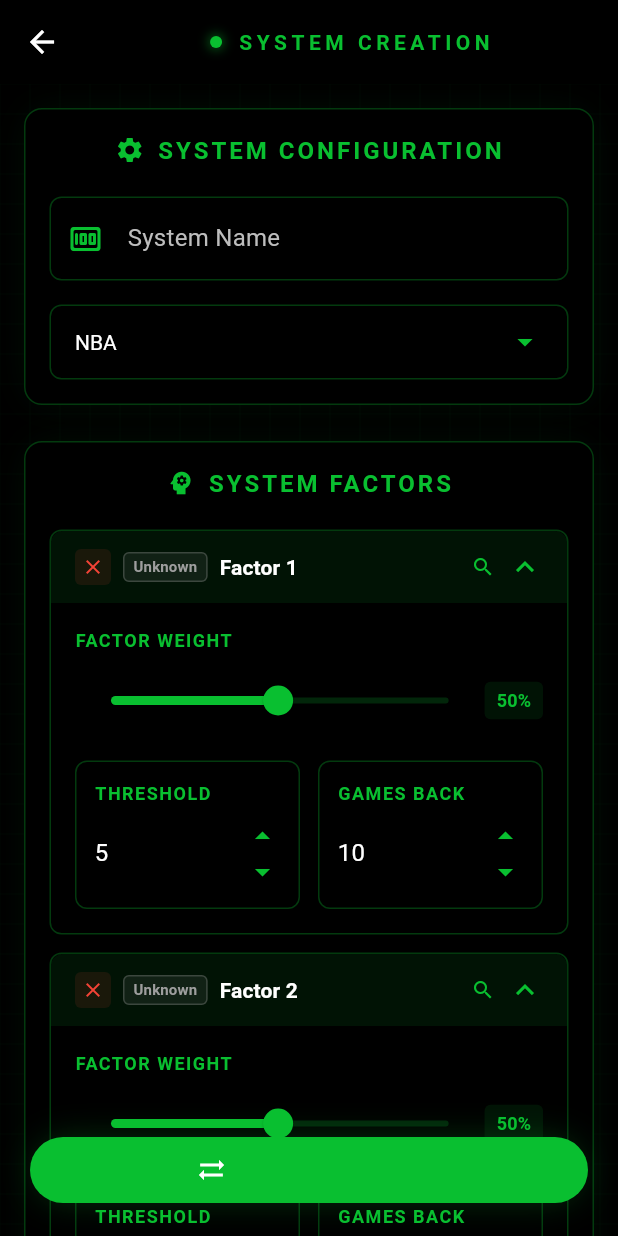
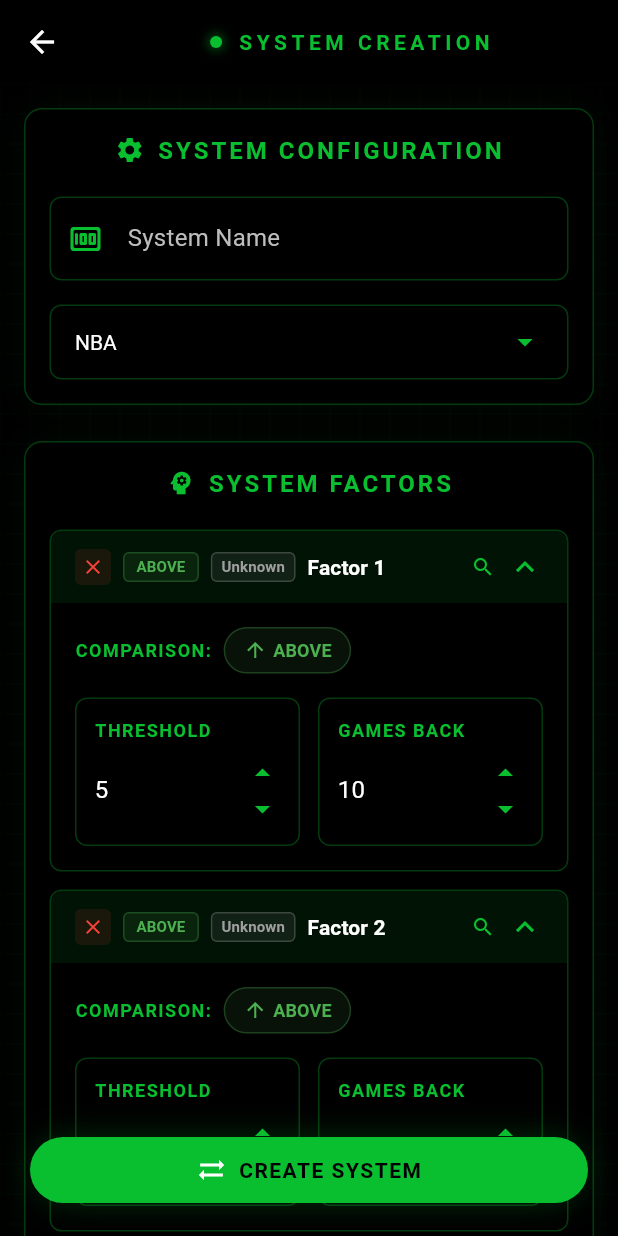
Before and after one commit to jwgillispie/sysan, a Flutter app: the _SystemCreationView screen opened directly, on a phone screen of 412 x 824 dp. Run offline on Flutter 3.47's test engine with Material 3 defaults, Android fonts, the phone set to English and light mode, and no system bars; our stand-ins replace bloc, cloud_firestore, equatable, firebase_core, fl_chart, flutter_bloc and 5 more; accounts and stored records are empty; network calls fail.

Commit message:
showing plus or minus on threshold

```diff
--- a/upsilon_sa/lib/features/systems_creation/bloc/system_creation_bloc.dart
+++ b/upsilon_sa/lib/features/systems_creation/bloc/system_creation_bloc.dart
@@ -4,7 +4,6 @@ import 'package:flutter_bloc/flutter_bloc.dart';
 import 'package:upsilon_sa/features/systems_creation/bloc/system_creation_event.dart';
 import 'package:upsilon_sa/features/systems_creation/bloc/system_creation_state.dart';
 import '../models/factor_model.dart';
-
 
 class SystemsCreationBloc
     extends Bloc<SystemsCreationEvent, SystemsCreationState> {
@@ -21,6 +20,7 @@ class SystemsCreationBloc
     on<UpdateFactorName>(_onUpdateFactorName); // Add the new event handler
     on<CreateSystem>(_onCreateSystem);
     on<TestSystem>(_onTestSystem);
+    on<ToggleFactorThresholdDirection>(_onToggleThresholdDirection);
 
     // Initialize with default factors
     add(const AddFactor());
@@ -36,8 +36,7 @@ class SystemsCreationBloc
     emit(state.copyWith(selectedSport: event.sport));
   }
 
-  void _onPropSelected(
-      PropSelected event, Emitter<SystemsCreationState> emit) {
+  void _onPropSelected(PropSelected event, Emitter<SystemsCreationState> emit) {
     emit(state.copyWith(selectedPropId: event.propId));
   }
 
@@ -52,8 +51,7 @@ class SystemsCreationBloc
     emit(state.copyWith(factors: factors));
   }
 
-  void _onRemoveFactor(
-      RemoveFactor event, Emitter<SystemsCreationState> emit) {
+  void _onRemoveFactor(RemoveFactor event, Emitter<SystemsCreationState> emit) {
     final factors = List<Factor>.from(state.factors);
     factors.removeWhere((factor) => factor.id == event.factorId);
     emit(state.copyWith(factors: factors));
@@ -64,7 +62,8 @@ class SystemsCreationBloc
     final factors = List<Factor>.from(state.factors);
     final index = factors.indexWhere((factor) => factor.id == event.factorId);
     if (index != -1) {
-      factors[index] = factors[index].copyWith(expanded: !factors[index].expanded);
+      factors[index] =
+          factors[index].copyWith(expanded: !factors[index].expanded);
       emit(state.copyWith(factors: factors));
     }
   }
@@ -113,8 +112,19 @@ void _onUpdateFactorName(
     }
   }
 
-  void _onCreateSystem(
-      CreateSystem event, Emitter<SystemsCreationState> emit) {
+  void _onToggleThresholdDirection(ToggleFactorThresholdDirection event,
+      Emitter<SystemsCreationState> emit) {
+    final factors = List<Factor>.from(state.factors);
+    final index = factors.indexWhere((f) => f.id == event.factorId);
+    if (index != -1) {
+      factors[index] = factors[index].copyWith(
+        isAboveThreshold: !factors[index].isAboveThreshold,
+      );
+      emit(state.copyWith(factors: factors));
+    }
+  }
+
+  void _onCreateSystem(CreateSystem event, Emitter<SystemsCreationState> emit) {
     // In a real implementation, you would save the system to a repository or API
     emit(state.copyWith(status: SystemsCreationStatus.loading));
 
@@ -137,7 +147,8 @@ void _onUpdateFactorName(
 
     // Simple algorithm: average of all factor weights
     if (state.factors.isNotEmpty) {
-      double total = state.factors.fold(0.0, (sum, factor) => sum + factor.weight);
+      double total =
+          state.factors.fold(0.0, (sum, factor) => sum + factor.weight);
       confidence = total / state.factors.length;
     }
 
--- a/upsilon_sa/lib/features/systems_creation/bloc/system_creation_event.dart
+++ b/upsilon_sa/lib/features/systems_creation/bloc/system_creation_event.dart
@@ -89,6 +89,12 @@ class UpdateFactorGamesBack extends SystemsCreationEvent {
   List<Object?> get props => [factorId, gamesBack];
 }
 
+class ToggleFactorThresholdDirection extends SystemsCreationEvent {
+  final int factorId;
+  const ToggleFactorThresholdDirection(this.factorId);
+  @override List<Object?> get props => [factorId];
+}
+
 // New event for updating factor name
 class UpdateFactorName extends SystemsCreationEvent {
   final int factorId;
--- a/upsilon_sa/lib/features/systems_creation/models/factor_model.dart
+++ b/upsilon_sa/lib/features/systems_creation/models/factor_model.dart
@@ -8,6 +8,7 @@ class Factor {
   final double weight;
   final int threshold;
   final int gamesBack;
+  final bool isAboveThreshold; // Default to above
 
   const Factor({
     required this.id,
@@ -18,6 +19,7 @@ class Factor {
     this.weight = 50.0,
     this.threshold = 5,
     this.gamesBack = 10,
+    this.isAboveThreshold = true
   });
 
   Factor copyWith({
@@ -29,6 +31,7 @@ class Factor {
     double? weight,
     int? threshold,
     int? gamesBack,
+    bool? isAboveThreshold,
   }) {
     return Factor(
       id: id ?? this.id,
@@ -39,6 +42,7 @@ class Factor {
       weight: weight ?? this.weight,
       threshold: threshold ?? this.threshold,
       gamesBack: gamesBack ?? this.gamesBack,
+      isAboveThreshold: isAboveThreshold ?? this.isAboveThreshold
     );
   }
 
--- a/upsilon_sa/lib/features/systems_creation/ui/systems_creation_page.dart
+++ b/upsilon_sa/lib/features/systems_creation/ui/systems_creation_page.dart
@@ -503,6 +503,8 @@ Widget _buildFactorCard(BuildContext context, Factor factor) {
   }
 
   final categoryColor = _getCategoryColor(currentCategory);
+  final thresholdDirection = factor.isAboveThreshold ? 'ABOVE' : 'BELOW';
+  final directionColor = factor.isAboveThreshold ? Colors.green : Colors.red;
 
   return Container(
     margin: const EdgeInsets.only(bottom: 12),
@@ -530,9 +532,7 @@ Widget _buildFactorCard(BuildContext context, Factor factor) {
               // Remove button
               GestureDetector(
                 onTap: () {
-                  context
-                      .read<SystemsCreationBloc>()
-                      .add(RemoveFactor(factor.id));
+                  context.read<SystemsCreationBloc>().add(RemoveFactor(factor.id));
                 },
                 child: Container(
                   padding: const EdgeInsets.all(4),
@@ -544,6 +544,27 @@ Widget _buildFactorCard(BuildContext context, Factor factor) {
                     Icons.close,
                     color: Colors.red,
                     size: 16,
+                  ),
+                ),
+              ),
+              const SizedBox(width: 8),
+
+              // Threshold direction indicator (new)
+              Container(
+                padding: const EdgeInsets.symmetric(horizontal: 8, vertical: 2),
+                decoration: BoxDecoration(
+                  color: directionColor.withOpacity(0.1),
+                  borderRadius: BorderRadius.circular(4),
+                  border: Border.all(
+                    color: directionColor.withOpacity(0.3),
+                  ),
+                ),
+                child: Text(
+                  thresholdDirection,
+                  style: TextStyle(
+                    color: directionColor,
+                    fontSize: 10,
+                    fontWeight: FontWeight.bold,
                   ),
                 ),
               ),
@@ -613,9 +634,7 @@ Widget _buildFactorCard(BuildContext context, Factor factor) {
               const SizedBox(width: 8),
               GestureDetector(
                 onTap: () {
-                  context
-                      .read<SystemsCreationBloc>()
-                      .add(ToggleFactorExpansion(factor.id));
+                  context.read<SystemsCreationBloc>().add(ToggleFactorExpansion(factor.id));
                 },
                 child: Icon(
                   factor.expanded ? Icons.keyboard_arrow_up : Icons.keyboard_arrow_down,
@@ -626,15 +645,18 @@ Widget _buildFactorCard(BuildContext context, Factor factor) {
           ),
         ),
 
-        // Expanded content - only visible if expanded
+        // Expanded content
         if (factor.expanded)
           Container(
             padding: const EdgeInsets.all(16),
             child: Column(
               crossAxisAlignment: CrossAxisAlignment.start,
               children: [
+                // Threshold direction toggle (new)
+                Row(
+                  children: [
                     Text(
-                  'FACTOR WEIGHT',
+                      'COMPARISON:',
                       style: TextStyle(
                         color: primaryColor,
                         fontSize: 12,
@@ -642,48 +664,50 @@ Widget _buildFactorCard(BuildContext context, Factor factor) {
                         letterSpacing: 1,
                       ),
                     ),
-                const SizedBox(height: 8),
-                Row(
-                  children: [
-                    Expanded(
-                      child: SliderTheme(
-                        data: SliderThemeData(
-                          activeTrackColor: primaryColor,
-                          inactiveTrackColor: primaryColor.withOpacity(0.2),
-                          thumbColor: primaryColor,
-                          overlayColor: primaryColor.withOpacity(0.1),
-                        ),
-                        child: Slider(
-                          value: factor.weight,
-                          min: 1,
-                          max: 100,
-                          divisions: 99,
-                          onChanged: (value) {
-                            context
-                                .read<SystemsCreationBloc>()
-                                .add(UpdateFactorWeight(factor.id, value));
+                    const SizedBox(width: 8),
+                    GestureDetector(
+                      onTap: () {
+                        context.read<SystemsCreationBloc>().add(
+                          ToggleFactorThresholdDirection(factor.id),
+                        );
                       },
+                      child: Container(
+                        padding: const EdgeInsets.symmetric(horizontal: 12, vertical: 6),
+                        decoration: BoxDecoration(
+                          color: directionColor.withOpacity(0.1),
+                          borderRadius: BorderRadius.circular(20),
+                          border: Border.all(
+                            color: directionColor.withOpacity(0.3),
                           ),
                         ),
+                        child: Row(
+                          mainAxisSize: MainAxisSize.min,
+                          children: [
+                            Icon(
+                              factor.isAboveThreshold
+                                ? Icons.arrow_upward
+                                : Icons.arrow_downward,
+                              color: directionColor,
+                              size: 16,
                             ),
-                    Container(
-                      padding: const EdgeInsets.symmetric(horizontal: 8, vertical: 4),
-                      decoration: BoxDecoration(
-                        color: primaryColor.withOpacity(0.1),
-                        borderRadius: BorderRadius.circular(4),
+                            const SizedBox(width: 4),
+                            Text(
+                              thresholdDirection,
+                              style: TextStyle(
+                                color: directionColor,
+                                fontWeight: FontWeight.bold,
+                                fontSize: 12,
                               ),
-                      child: Text(
-                        '${factor.weight.toInt()}%',
-                        style: TextStyle(
-                          color: primaryColor,
-                          fontSize: 12,
-                          fontWeight: FontWeight.bold,
+                            ),
+                          ],
                         ),
                       ),
                     ),
                   ],
                 ),
                 const SizedBox(height: 16),
+
+                // Threshold and Games Back inputs
                 Row(
                   children: [
                     Expanded(
@@ -692,11 +716,11 @@ Widget _buildFactorCard(BuildContext context, Factor factor) {
                         label: 'THRESHOLD',
                         value: factor.threshold,
                         onChanged: (value) {
-                          context
-                              .read<SystemsCreationBloc>()
-                              .add(UpdateFactorThreshold(factor.id, value));
+                          context.read<SystemsCreationBloc>().add(
+                            UpdateFactorThreshold(factor.id, value),
+                          );
                         },
-                        unit: currentUnit, // Only show unit for threshold
+                        unit: currentUnit,
                       ),
                     ),
                     const SizedBox(width: 12),
@@ -706,11 +730,10 @@ Widget _buildFactorCard(BuildContext context, Factor factor) {
                         label: 'GAMES BACK',
                         value: factor.gamesBack,
                         onChanged: (value) {
-                          context
-                              .read<SystemsCreationBloc>()
-                              .add(UpdateFactorGamesBack(factor.id, value));
+                          context.read<SystemsCreationBloc>().add(
+                            UpdateFactorGamesBack(factor.id, value),
+                          );
                         },
-                        // No unit for games back
                       ),
                     ),
                   ],
@@ -821,6 +844,7 @@ Widget _buildFactorCard(BuildContext context, Factor factor) {
       ),
     );
   }
+
   void _showFactorSelectorForFactor(
       BuildContext context, Factor currentFactor) {
     final primaryColor = Theme.of(context).colorScheme.primary;
@@ -1146,11 +1170,14 @@ Widget _buildFactorCard(BuildContext context, Factor factor) {
 
   Widget _buildCreateButton(BuildContext context, SystemsCreationState state) {
     final primaryColor = Theme.of(context).colorScheme.primary;
+    final mediaQuery = MediaQuery.of(context);
+    final bottomPadding = mediaQuery.padding.bottom;
 
     return Positioned(
-      bottom: 20,
+      bottom: 20 +
+          bottomPadding, // Add bottom padding to account for navigation bar
+      left: 20,
       right: 20,
-      left: 20,
       child: GlowingActionButton(
         onPressed: () {
           context.read<SystemsCreationBloc>().add(const CreateSystem());
@@ -1158,7 +1185,7 @@ Widget _buildFactorCard(BuildContext context, Factor factor) {
         child: Row(
           mainAxisSize: MainAxisSize.min,
           children: [
-            Icon(
+            const Icon(
               Icons.sync_alt,
               color: Colors.white,
               size: 20,
@@ -1168,9 +1195,10 @@ Widget _buildFactorCard(BuildContext context, Factor factor) {
               state.status == SystemsCreationStatus.loading
                   ? 'CREATING...'
                   : 'CREATE SYSTEM',
-              style: TextStyle(
+              style: const TextStyle(
                 fontWeight: FontWeight.bold,
                 letterSpacing: 1,
+                color: Colors.black,
               ),
             ),
           ],
```
Also changed, not shown: 1 other file. Lines whose indentation alone changed are shown as unchanged.
